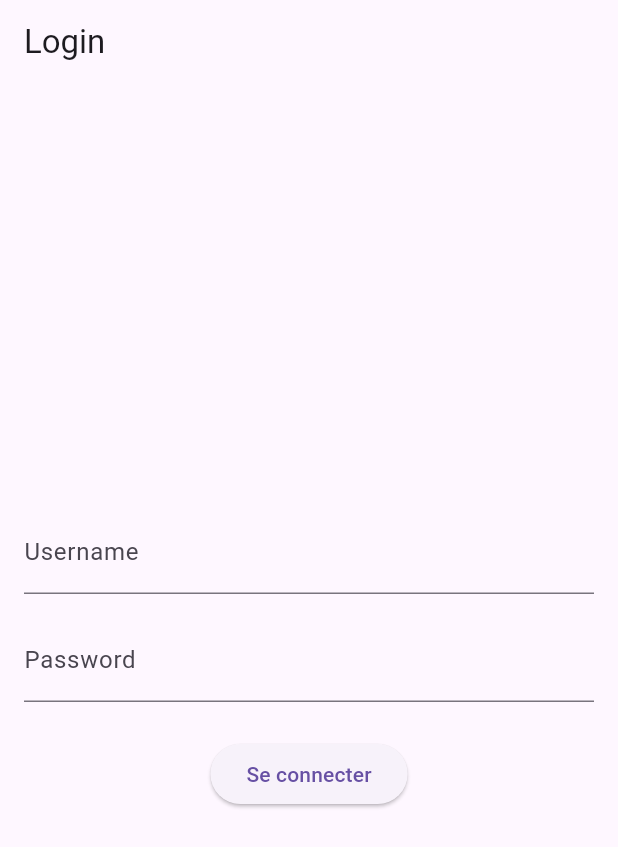
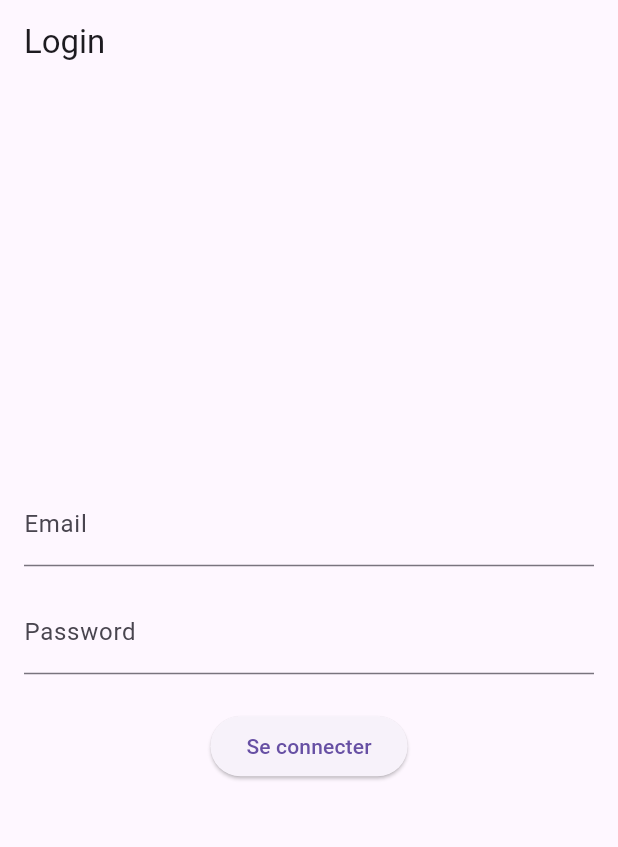
Before and after one commit to CelianDev/Flutter-AppliVisiteur, a Flutter app: the screen it shows after launch, on a phone screen of 412 x 824 dp. Shown: the top 847 px of the screen. Run offline on Flutter 3.47's test engine with Material 3 defaults, Android fonts, the phone set to English and light mode, and no system bars; our stand-ins replace dio, flutter_dotenv; generated files the repository leaves out were written again.

Commit message:
WIP on feature/APP-1-interface-login

```diff
--- /dev/null
+++ b/lib/src/login/login_service.dart
@@ -0,0 +1,28 @@
+import 'package:dio/dio.dart';
+import 'package:flutter_dotenv/flutter_dotenv.dart';
+
+class LoginService {
+  final Dio _dio = Dio();
+
+  Future<String> login(String email, String password) async {
+    final apiUrl = dotenv.env['API_URL'];
+
+    if (apiUrl == null) {
+      return 'API URL is not set';
+    }
+
+    try {
+      final response = await _dio.post(
+        '$apiUrl/auth/login', // Utilisez l'URL de l'API récupérée
+        options: Options(headers: {'Content-Type': 'application/json'}),
+        data: {
+          'email': email, // Utilisez 'email' au lieu de 'Username'
+          'password': password, // Utilisez 'password' au lieu de 'Password'
+        },
+      );
+      return response.data['message'] ?? 'Login successful';
+    } catch (e) {
+      return 'Failed to login: ${e.toString()}';
+    }
+  }
+}
--- a/lib/src/login/login_view.dart
+++ b/lib/src/login/login_view.dart
@@ -1,4 +1,5 @@
 import 'package:flutter/material.dart';
+import 'login_service.dart'; // Assurez-vous d'importer votre service
 
 class LoginView extends StatefulWidget {
   static const routeName = '/login';
@@ -10,8 +11,10 @@ class LoginView extends StatefulWidget {
 }
 
 class _LoginViewState extends State<LoginView> {
-  final _usernameController = TextEditingController();
+  final _emailController = TextEditingController(); // Remplacez par email
   final _passwordController = TextEditingController();
+  final LoginService _loginService = LoginService(); // Instance du service
+  String _message = ''; // Pour afficher le message de retour
 
   @override
   Widget build(BuildContext context) {
@@ -23,8 +26,8 @@ class _LoginViewState extends State<LoginView> {
           mainAxisAlignment: MainAxisAlignment.center,
           children: [
             TextField(
-              controller: _usernameController,
-              decoration: const InputDecoration(labelText: 'Username'),
+              controller: _emailController,
+              decoration: const InputDecoration(labelText: 'Email'),
             ),
             const SizedBox(height: 16),
             TextField(
@@ -34,12 +37,28 @@ class _LoginViewState extends State<LoginView> {
             ),
             const SizedBox(height: 24),
             ElevatedButton(
-              onPressed: () {
-                // Ajoutez votre logique d'authentification ici
-                Navigator.of(context).pushReplacementNamed('/');
+              onPressed: () async {
+                // Obtenez l'email et le mot de passe depuis les contrôleurs
+                String email = _emailController.text;
+                String password = _passwordController.text;
+
+                // Appelez le service de connexion avec les données saisies
+                String response = await _loginService.login(email, password);
+
+                // Affichez le message de retour de l'API dans l'interface
+                setState(() {
+                  _message = response;
+                });
+
+                // Redirection ou autre logique de connexion
+                if (response == 'Login successful') {
+                  Navigator.of(context).pushReplacementNamed('/');
+                }
               },
               child: const Text('Se connecter'),
             ),
+            const SizedBox(height: 16),
+            Text(_message), // Affiche le message renvoyé par l'API
           ],
         ),
       ),
@@ -48,7 +67,7 @@ class _LoginViewState extends State<LoginView> {
 
   @override
   void dispose() {
-    _usernameController.dispose();
+    _emailController.dispose();
     _passwordController.dispose();
     super.dispose();
   }
```
Also changed, not shown: lib/main.dart (+6 -12 lines).
